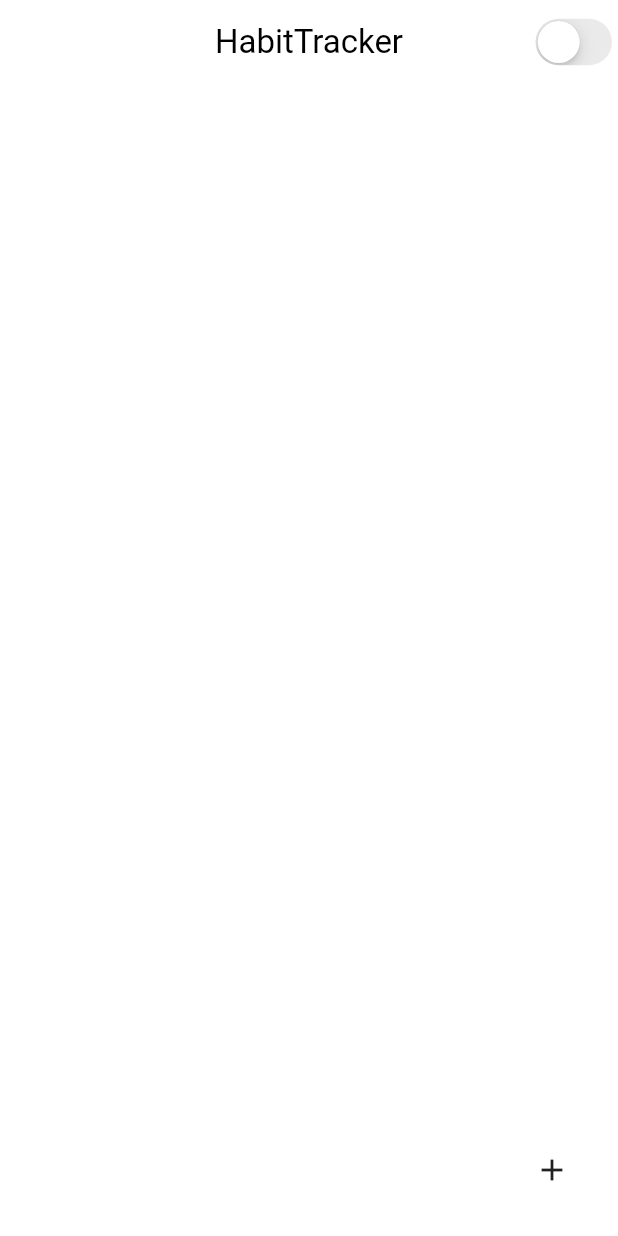
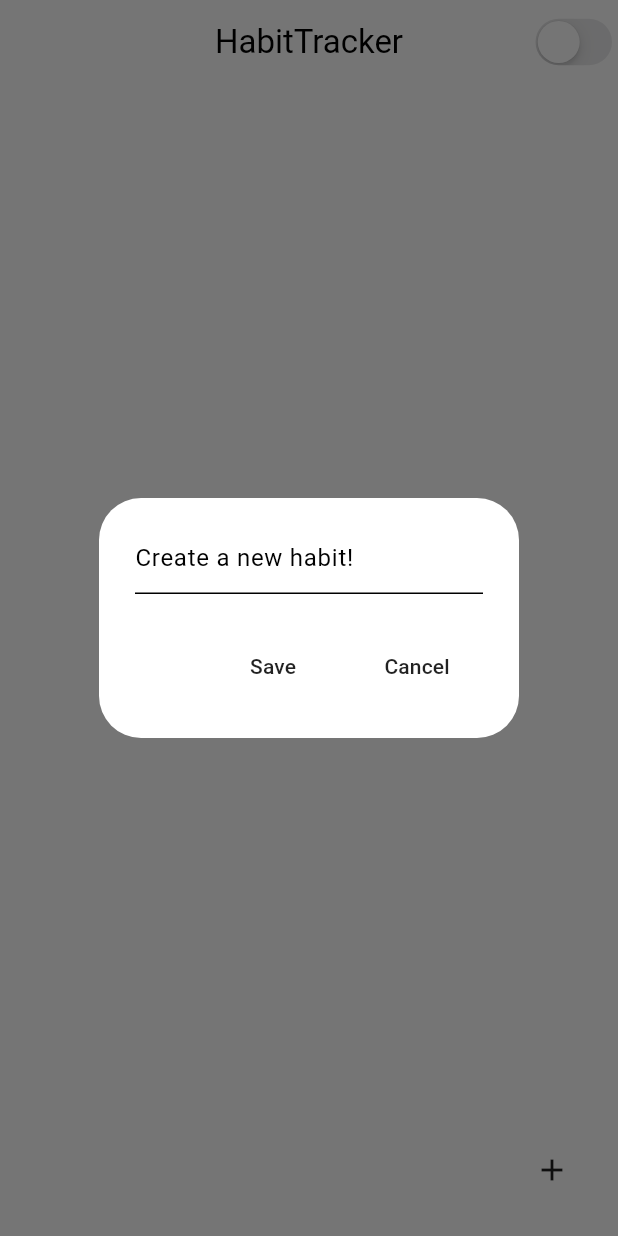
Before and after one commit to zyanislam/Habit-Tracker--Flutter, a Flutter app: the screen it shows after launch, after a tap on the "add" icon, on a phone screen of 412 x 824 dp. Run offline on Flutter 3.47's test engine with Material 3 defaults, Android fonts, the phone set to English and light mode, and no system bars; our stand-ins replace isar; accounts and stored records are empty; generated files the repository leaves out were written again.

Commit message:
Update: UI

```diff
--- a/lib/pages/home.dart
+++ b/lib/pages/home.dart
@@ -1,9 +1,50 @@
 // ignore_for_file: prefer_const_constructors
 import 'package:flutter/material.dart';
 import 'package:habit_tracker/components/toggle_switch.dart';
+import 'package:habit_tracker/database/habit_database.dart';
+import 'package:provider/provider.dart';
 
-class Home extends StatelessWidget {
+class Home extends StatefulWidget {
   const Home({super.key});
+
+  @override
+  State<Home> createState() => _HomeState();
+}
+
+class _HomeState extends State<Home> {
+  final TextEditingController textController = TextEditingController();
+
+  void createHabib() {
+    showDialog(
+      context: context,
+      builder: (context) => AlertDialog(
+        content: TextField(
+          controller: textController,
+          decoration: InputDecoration(hintText: "Create a new habit!"),
+        ),
+        actions: [
+          // save button
+          MaterialButton(
+            onPressed: () {
+              String newHabit = textController.text;
+
+              context.read<HabitDatabase>().addHabit(newHabit);
+              Navigator.pop(context);
+              textController.clear();
+            },
+            child: Text("Save"),
+          ),
+          MaterialButton(
+            onPressed: () {
+              Navigator.pop(context);
+              textController.clear();
+            },
+            child: Text("Cancel"),
+          )
+        ],
+      ),
+    );
+  }
 
   @override
   Widget build(BuildContext context) {
@@ -16,7 +57,7 @@ class Home extends StatelessWidget {
         ],
       ),
       floatingActionButton: FloatingActionButton(
-        onPressed: () {},
+        onPressed: createHabib,
         elevation: 0,
         backgroundColor: Theme.of(context).colorScheme.tertiary,
         child: Icon(
```
